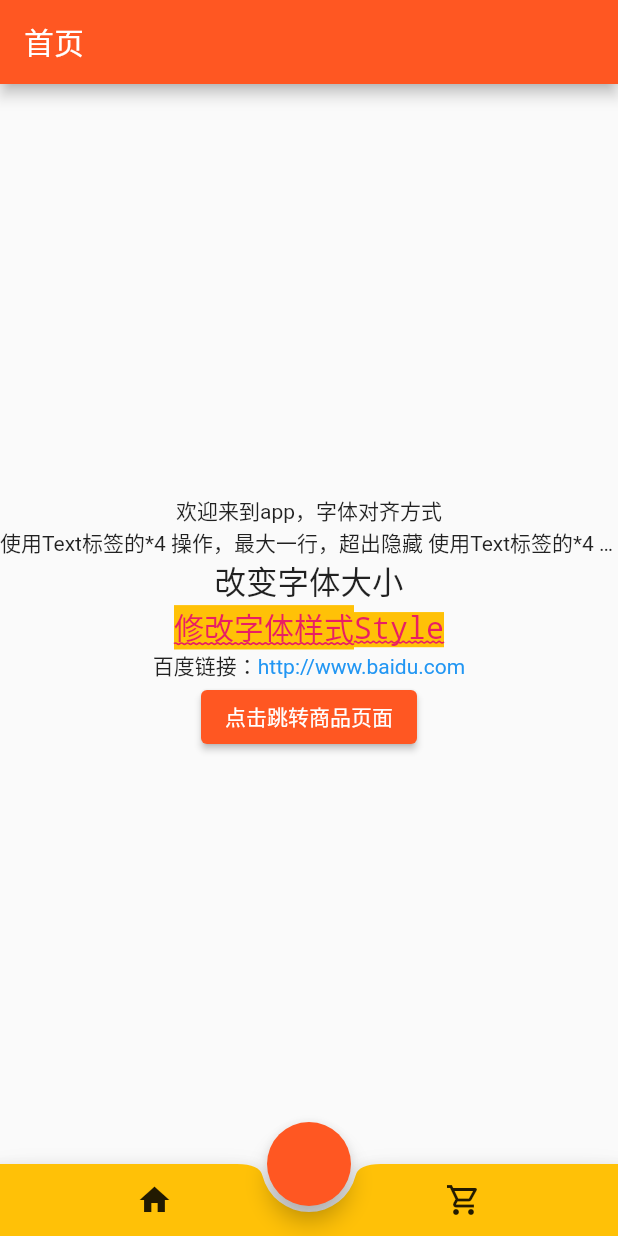
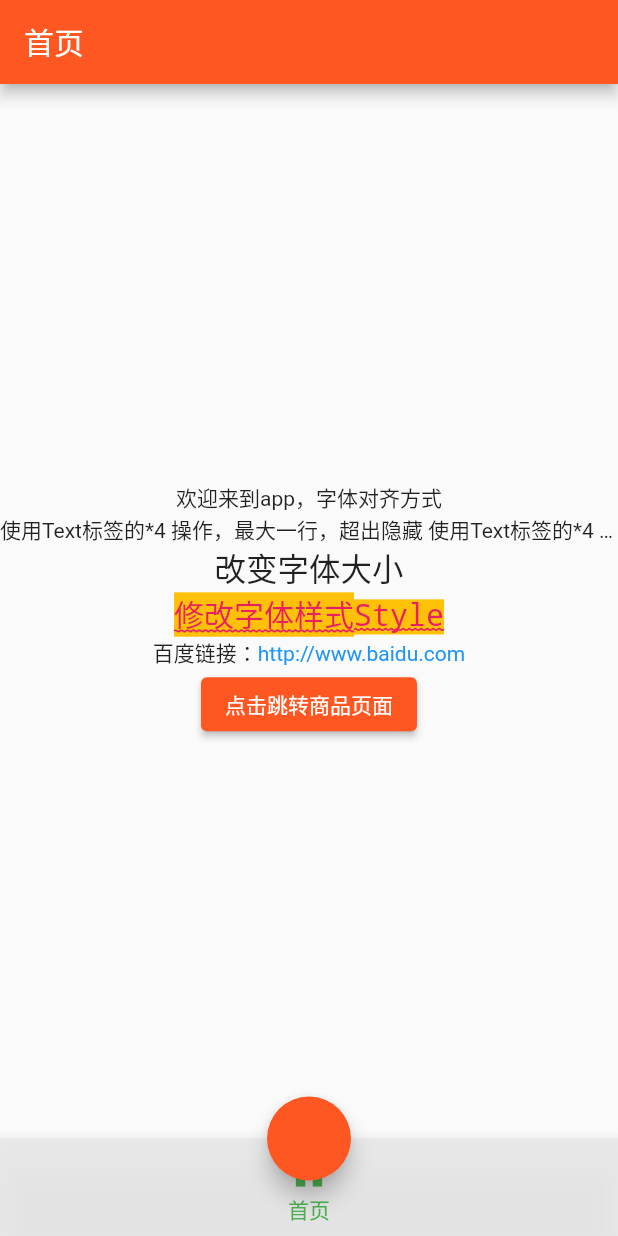
Before and after one commit to ylc927957426/flutterAPP, a Flutter app: the screen it shows after launch, on a phone screen of 412 x 824 dp. Run offline on Flutter 3.47's test engine with Material 2 defaults, Android fonts, the phone set to English and light mode, and no system bars.

Commit message:
搭建首页

```diff
--- a/lib/home/index.dart
+++ b/lib/home/index.dart
@@ -1,85 +1,46 @@
 import 'package:flutter/material.dart';
+import '../text/index.dart';
 
 class MyHomePage extends StatefulWidget {
   const MyHomePage({Key? key}) : super(key: key);
-
   @override
   State<MyHomePage> createState() => _MyHomePageState();
 }
 
 class _MyHomePageState extends State<MyHomePage> {
+  final List _tabs = [
+    {
+      'url': const MyText(),
+      'label': '首页',
+      'bottomLabel': '首页顶部',
+      'icon': const Icon(Icons.home),
+    },
+  ];
+  int _current = 0;
   @override
   Widget build(BuildContext context) {
     return Scaffold(
       appBar: AppBar(
         title: const Text('首页'),
       ),
-      body: Center(
-        child: Column(
-          mainAxisAlignment: MainAxisAlignment.center,
-          children: <Widget>[
-            const Text(
-              '欢迎来到app，字体对齐方式',
-              textAlign: TextAlign.center,
-            ),
-            Text(
-              "使用Text标签的*4 操作，最大一行，超出隐藏 " * 4,
-              maxLines: 1,
-              overflow: TextOverflow.ellipsis,
-            ),
-            const Text(
-              '改变字体大小',
-              textScaleFactor: 1.5,
-            ),
-            Text(
-              '修改字体样式Style',
-              style: TextStyle(
-                  color: Colors.pink,
-                  fontSize: 20,
-                  fontFamily: "Courier",
-                  background: Paint()..color = Colors.amber,
-                  decorationStyle: TextDecorationStyle.wavy,
-                  decoration: TextDecoration.underline),
-            ),
-            const Text.rich(TextSpan(children: [
-              TextSpan(text: '百度链接：'),
-              TextSpan(
-                text: "http://www.baidu.com",
-                style: TextStyle(color: Colors.blue),
-              ),
-            ])),
-            ElevatedButton(
-              child: const Text("点击跳转商品页面"),
-              onPressed: () async {
-                var result = await Navigator.pushNamed(context, '/goods',
-                    arguments: {'goodsName': '商品name'});
-                print(
-                  '从商品页面返回带来的参数: $result',
-                );
-              },
-            ),
-          ],
-        ),
-      ),
-      bottomNavigationBar: BottomAppBar(
-        color: Colors.amber,
-        shape: const CircularNotchedRectangle(),
-        child: Row(
-          mainAxisAlignment: MainAxisAlignment.spaceAround,
-          children: [
-            IconButton(
-                onPressed: () {
-                  Navigator.pushNamed(context, '/');
-                },
-                icon: const Icon(Icons.home)),
-            IconButton(
-                onPressed: () {
-                  Navigator.pushNamed(context, '/goods');
-                },
-                icon: const Icon(Icons.local_grocery_store_outlined))
-          ],
-        ),
-      ),
+      body: _tabs[_current]['url'],
+      bottomNavigationBar: BottomNavigationBar(
+          type: BottomNavigationBarType.fixed,
+          fixedColor: Colors.green,
+          iconSize: 30,
+          backgroundColor: const Color.fromARGB(235, 231, 231, 231),
+          onTap: (value) {
+            setState(() {
+              _current = value;
+            });
+          },
+          currentIndex: _current,
+          items: _tabs.map((item) {
+            return BottomNavigationBarItem(
+              icon: item['icon'],
+              label: item['label'],
+            );
+          }).toList()),
       floatingActionButton: FloatingActionButton(
         onPressed: () {
           Navigator.pushNamed(context, '/photo');
--- /dev/null
+++ b/lib/text/index.dart
@@ -0,0 +1,61 @@
+import 'package:flutter/cupertino.dart';
+import 'package:flutter/src/foundation/key.dart';
+import 'package:flutter/src/widgets/framework.dart';
+import 'package:flutter/material.dart';
+
+class MyText extends StatelessWidget {
+  const MyText({Key? key}) : super(key: key);
+
+  @override
+  Widget build(BuildContext context) {
+    return Scaffold(
+      body: Center(
+        child: Column(
+          mainAxisAlignment: MainAxisAlignment.center,
+          children: <Widget>[
+            const Text(
+              '欢迎来到app，字体对齐方式',
+              textAlign: TextAlign.center,
+            ),
+            Text(
+              "使用Text标签的*4 操作，最大一行，超出隐藏 " * 4,
+              maxLines: 1,
+              overflow: TextOverflow.ellipsis,
+            ),
+            const Text(
+              '改变字体大小',
+              textScaleFactor: 1.5,
+            ),
+            Text(
+              '修改字体样式Style',
+              style: TextStyle(
+                  color: Colors.pink,
+                  fontSize: 20,
+                  fontFamily: "Courier",
+                  background: Paint()..color = Colors.amber,
+                  decorationStyle: TextDecorationStyle.wavy,
+                  decoration: TextDecoration.underline),
+            ),
+            const Text.rich(TextSpan(children: [
+              TextSpan(text: '百度链接：'),
+              TextSpan(
+                text: "http://www.baidu.com",
+                style: TextStyle(color: Colors.blue),
+              ),
+            ])),
+            ElevatedButton(
+              child: const Text("点击跳转商品页面"),
+              onPressed: () async {
+                var result = await Navigator.pushNamed(context, '/goods',
+                    arguments: {'goodsName': '商品name'});
+                print(
+                  '从商品页面返回带来的参数: $result',
+                );
+              },
+            ),
+          ],
+        ),
+      ),
+    );
+  }
+}
```
